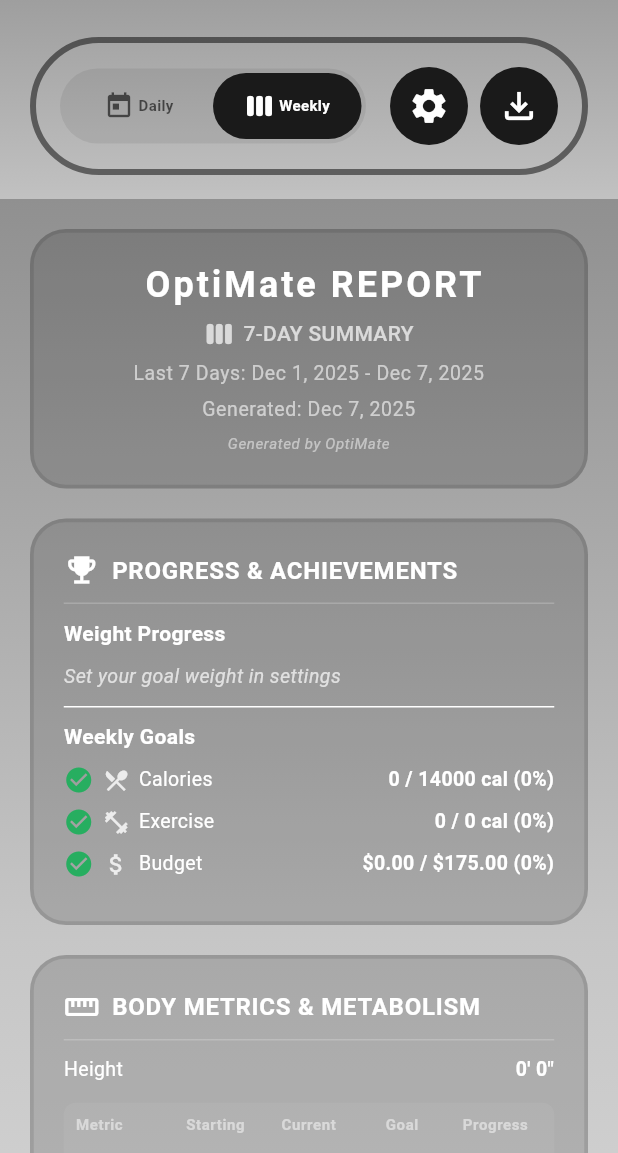
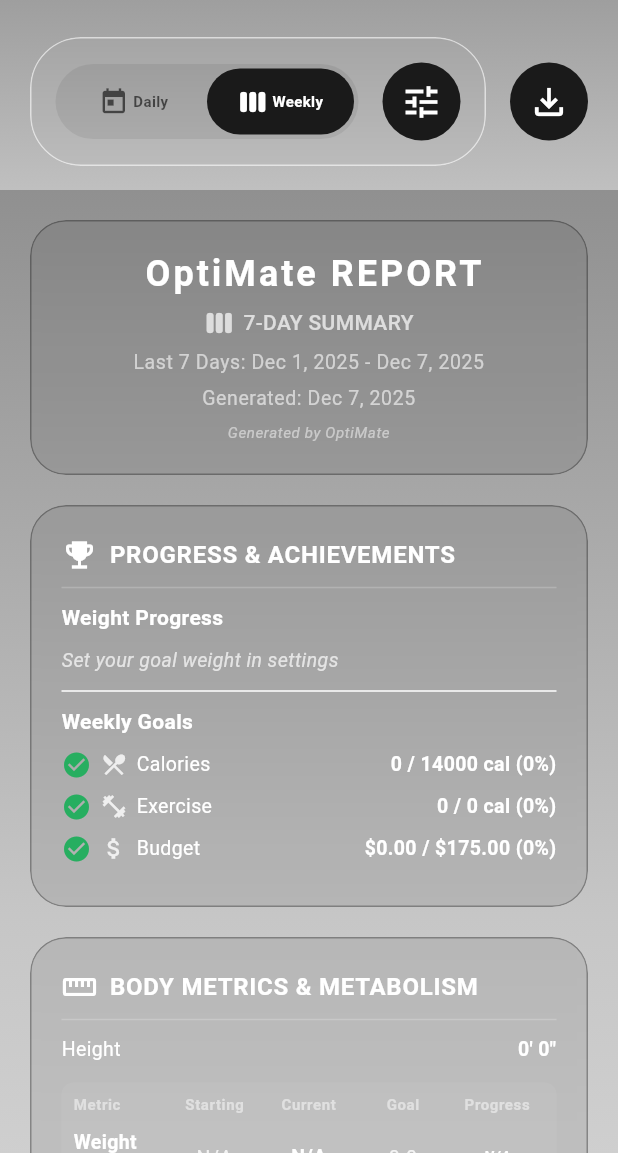
Before and after one commit to siho1117/food_cal, a Flutter app: the SummaryScreen screen opened directly, after a tap on "Weekly", on a phone screen of 412 x 824 dp, the part 83-1236 px from its top. Run offline on Flutter 3.47's test engine with Material 3 defaults, Android fonts, the phone set to English and light mode, and no system bars; drawn by our look-alikes of screenshot; our stand-ins replace fl_chart, flutter_dotenv, flutter_image_compress, flutter_slidable, image_gallery_saver, image_picker and 3 more; accounts and stored records are empty.

Commit message:
Your commit message here

````diff
--- a/lib/config/design_system/widget_theme.dart
+++ b/lib/config/design_system/widget_theme.dart
@@ -306,6 +306,60 @@ class GlassCardStyle {
   static const double backgroundTintOpacity = 0.08;
 }
 
+/// Frosted pill glassmorphism style
+///
+/// This style creates a frosted glass pill appearance with:
+/// - Light blur backdrop filter (5.0 sigma)
+/// - Fully transparent background
+/// - White semi-transparent border (0.6 opacity)
+/// - Pill-shaped border radius (34.0)
+///
+/// Used in:
+/// - Custom bottom navigation
+/// - Summary controls widget
+/// - Report sections
+///
+/// Usage example:
+/// ```dart
+/// ClipRRect(
+///   borderRadius: BorderRadius.circular(FrostedPillStyle.borderRadius),
+///   child: BackdropFilter(
+///     filter: ImageFilter.blur(
+///       sigmaX: FrostedPillStyle.blurSigma,
+///       sigmaY: FrostedPillStyle.blurSigma,
+///     ),
+///     child: Container(
+///       decoration: BoxDecoration(
+///         color: Colors.white.withValues(alpha: FrostedPillStyle.backgroundTintOpacity),
+///         borderRadius: BorderRadius.circular(FrostedPillStyle.borderRadius),
+///         border: Border.all(
+///           color: Colors.white.withValues(alpha: FrostedPillStyle.borderOpacity),
+///           width: FrostedPillStyle.borderWidth,
+///         ),
+///       ),
+///     ),
+///   ),
+/// )
+/// ```
+class FrostedPillStyle {
+  FrostedPillStyle._(); // Private constructor to prevent instantiation
+
+  /// Thin border width for delicate frosted appearance
+  static const double borderWidth = 1.0;
+
+  /// White border opacity for frosted glass effect
+  static const double borderOpacity = 0.6;
+
+  /// Light blur intensity for subtle frosted effect
+  static const double blurSigma = 5.0;
+
+  /// Fully transparent background (no tint)
+  static const double backgroundTintOpacity = 0.0;
+
+  /// Pill-shaped border radius (matches custom bottom nav)
+  static const double borderRadius = 34.0;
+}
+
 // ═══════════════════════════════════════════════════════════════
 // REPORT COLORS (WHITE BACKGROUND PROFESSIONAL STYLE)
 // ═══════════════════════════════════════════════════════════════
--- /dev/null
+++ b/lib/widgets/common/frosted_glass_card.dart
@@ -0,0 +1,100 @@
+// lib/widgets/common/frosted_glass_card.dart
+import 'package:flutter/material.dart';
+import 'dart:ui';
+import 'package:provider/provider.dart';
+import '../../config/design_system/widget_theme.dart';
+import '../../providers/theme_provider.dart';
+
+/// Reusable frosted glass card widget matching calorie_summary_widget design
+///
+/// Creates a consistent glassmorphism appearance across the app using:
+/// - Backdrop blur filter (10.0 sigma)
+/// - Subtle background tint (black with 0.08 opacity)
+/// - Theme-adaptive border color
+/// - Rounded rectangle border radius (24.0)
+///
+/// Used in:
+/// - Report sections
+/// - Summary widgets
+/// - Any widget requiring glassmorphism design
+///
+/// Example usage:
+/// ```dart
+/// FrostedGlassCard(
+///   child: Text('Content goes here'),
+///   padding: EdgeInsets.all(20),
+/// )
+/// ```
+class FrostedGlassCard extends StatelessWidget {
+  /// The child widget to display inside the frosted glass card
+  final Widget child;
+
+  /// Padding inside the card (defaults to AppWidgetTheme.spaceXL)
+  final EdgeInsets? padding;
+
+  /// Margin outside the card (defaults to horizontal spaceXL)
+  final EdgeInsets? margin;
+
+  /// Border radius (defaults to AppWidgetTheme.cardBorderRadius = 24.0)
+  final double? borderRadius;
+
+  /// Custom border color opacity (defaults to GlassCardStyle.borderOpacity = 0.3)
+  final double? borderOpacity;
+
+  /// Custom blur sigma (defaults to GlassCardStyle.blurSigma = 10.0)
+  final double? blurSigma;
+
+  const FrostedGlassCard({
+    super.key,
+    required this.child,
+    this.padding,
+    this.margin,
+    this.borderRadius,
+    this.borderOpacity,
+    this.blurSigma,
+  });
+
+  @override
+  Widget build(BuildContext context) {
+    return Consumer<ThemeProvider>(
+      builder: (context, themeProvider, _) {
+        final effectiveBorderRadius = borderRadius ?? AppWidgetTheme.cardBorderRadius;
+        final effectivePadding = padding ?? const EdgeInsets.all(AppWidgetTheme.spaceXL);
+        final effectiveMargin = margin ?? const EdgeInsets.symmetric(horizontal: AppWidgetTheme.spaceXL);
+        final effectiveBorderOpacity = borderOpacity ?? GlassCardStyle.borderOpacity;
+        final effectiveBlurSigma = blurSigma ?? GlassCardStyle.blurSigma;
+
+        // Get theme-adaptive border color
+        final borderColor = AppWidgetTheme.getBorderColor(
+          themeProvider.selectedGradient,
+          effectiveBorderOpacity,
+        );
+
+        return Container(
+          margin: effectiveMargin,
+          child: ClipRRect(
+            borderRadius: BorderRadius.circular(effectiveBorderRadius),
+            child: BackdropFilter(
+              filter: ImageFilter.blur(
+                sigmaX: effectiveBlurSigma,
+                sigmaY: effectiveBlurSigma,
+              ),
+              child: Container(
+                decoration: BoxDecoration(
+                  color: Colors.black.withValues(alpha: GlassCardStyle.backgroundTintOpacity),
+                  borderRadius: BorderRadius.circular(effectiveBorderRadius),
+                  border: Border.all(
+                    color: borderColor,
+                    width: GlassCardStyle.borderWidth,
+                  ),
+                ),
+                padding: effectivePadding,
+                child: child,
+              ),
+            ),
+          ),
+        );
+      },
+    );
+  }
+}
--- a/lib/widgets/summary/sections/base_section_widget.dart
+++ b/lib/widgets/summary/sections/base_section_widget.dart
@@ -2,6 +2,7 @@
 import 'package:flutter/material.dart';
 import '../../../config/design_system/widget_theme.dart';
 import '../../../config/design_system/typography.dart';
+import '../../common/frosted_glass_card.dart';
 
 /// Base widget for all summary report sections
 /// Glassmorphism design with frosted glass effect on gradient background
@@ -20,18 +21,7 @@ class BaseSectionWidget extends StatelessWidget {
 
   @override
   Widget build(BuildContext context) {
-    return Container(
-      width: double.infinity,
-      margin: const EdgeInsets.symmetric(horizontal: AppWidgetTheme.spaceXL),
-      padding: EdgeInsets.all(AppWidgetTheme.cardPadding.top),
-      decoration: BoxDecoration(
-        color: Colors.black.withValues(alpha: 0.15),
-        borderRadius: BorderRadius.circular(AppWidgetTheme.cardBorderRadius),
-        border: Border.all(
-          color: Colors.black.withValues(alpha: 0.10),
-          width: 2.5,
-        ),
-      ),
+    return FrostedGlassCard(
       child: Column(
         crossAxisAlignment: CrossAxisAlignment.start,
         children: [
--- a/lib/widgets/summary/sections/report_footer_section.dart
+++ b/lib/widgets/summary/sections/report_footer_section.dart
@@ -1,9 +1,8 @@
 // lib/widgets/summary/sections/report_footer_section.dart
 import 'package:flutter/material.dart';
-import 'package:provider/provider.dart';
 import '../../../config/design_system/widget_theme.dart';
 import '../../../config/design_system/typography.dart';
-import '../../../providers/theme_provider.dart';
+import '../../common/frosted_glass_card.dart';
 
 /// Report Footer Section - Disclaimer and branding
 class ReportFooterSection extends StatelessWidget {
@@ -11,50 +10,30 @@ class ReportFooterSection extends StatelessWidget {
 
   @override
   Widget build(BuildContext context) {
-    return Consumer<ThemeProvider>(
-      builder: (context, themeProvider, _) {
-        final textColor = AppWidgetTheme.getTextColor(themeProvider.selectedGradient);
-        final borderColor = AppWidgetTheme.getBorderColor(
-          themeProvider.selectedGradient,
-          AppWidgetTheme.cardBorderOpacity,
-        );
-
-        return Container(
-          width: double.infinity,
-          padding: EdgeInsets.all(AppWidgetTheme.spaceXL),
-          decoration: BoxDecoration(
-            color: Colors.transparent,
-            border: Border.all(
-              color: borderColor,
-              width: AppWidgetTheme.cardBorderWidth,
-            ),
-            borderRadius: BorderRadius.circular(AppWidgetTheme.cardBorderRadius),
-          ),
+    return FrostedGlassCard(
       child: Column(
         children: [
           Text(
             'Report generated by OptiMate v1.0',
             style: AppTypography.bodySmall.copyWith(
               fontWeight: FontWeight.w600,
-                  color: textColor,
+              color: Colors.white,
             ),
             textAlign: TextAlign.center,
           ),
-              SizedBox(height: AppWidgetTheme.spaceSM),
+          const SizedBox(height: AppWidgetTheme.spaceSM),
           Text(
             'Disclaimer: This report contains estimates based on user-provided data. '
             'Consult healthcare professionals for medical advice. Body composition '
             'estimates use standard formulas and may vary from clinical measurements.',
             style: AppTypography.bodySmall.copyWith(
               fontSize: AppWidgetTheme.fontSizeXS,
-                  color: textColor.withValues(alpha: AppWidgetTheme.opacityHigher),
+              color: Colors.white.withValues(alpha: AppWidgetTheme.opacityHigher),
             ),
             textAlign: TextAlign.center,
           ),
         ],
       ),
     );
-      },
-    );
   }
 }
--- a/lib/widgets/summary/sections/report_header_section.dart
+++ b/lib/widgets/summary/sections/report_header_section.dart
@@ -8,6 +8,7 @@ import '../../../data/models/user_profile.dart';
 import '../../../providers/theme_provider.dart';
 import '../../../utils/shared/summary_data_calculator.dart';
 import '../summary_controls_widget.dart';
+import '../../common/frosted_glass_card.dart';
 
 /// Combined Report Header + Client Info Section
 /// Glassmorphism design with frosted glass effect
@@ -27,7 +28,7 @@ class ReportHeaderSection extends StatelessWidget {
       builder: (context, themeProvider, _) {
         final now = DateTime.now();
 
-        return _buildGlassCard(
+        return FrostedGlassCard(
           child: Center(
             child: Column(
               children: [
@@ -106,23 +107,6 @@ class ReportHeaderSection extends StatelessWidget {
     );
   }
 
-  Widget _buildGlassCard({required Widget child}) {
-    return Container(
-      width: double.infinity,
-      margin: const EdgeInsets.symmetric(horizontal: AppWidgetTheme.spaceXL),
-      padding: const EdgeInsets.all(AppWidgetTheme.spaceXL),
-      decoration: BoxDecoration(
-        color: Colors.black.withValues(alpha: 0.15),
-        borderRadius: BorderRadius.circular(AppWidgetTheme.cardBorderRadius),
-        border: Border.all(
-          color: Colors.black.withValues(alpha: 0.10),
-          width: 2.5,
-        ),
-      ),
-      child: child,
-    );
-  }
-
   IconData _getPeriodIcon(SummaryPeriod period) {
     switch (period) {
       case SummaryPeriod.daily:
--- a/lib/widgets/summary/summary_controls_widget.dart
+++ b/lib/widgets/summary/summary_controls_widget.dart
@@ -1,6 +1,7 @@
 // lib/widgets/summary/summary_controls_widget.dart
 import 'package:flutter/material.dart';
 import 'package:provider/provider.dart';
+import 'dart:ui';
 import '../../config/design_system/widget_theme.dart';
 import '../../config/design_system/typography.dart';
 import '../../providers/theme_provider.dart';
@@ -38,31 +39,45 @@ class SummaryControlsWidget extends StatelessWidget {
 
         return Container(
           margin: EdgeInsets.symmetric(horizontal: AppWidgetTheme.spaceXL),
-          padding: EdgeInsets.all(AppWidgetTheme.spaceLG),
-          decoration: BoxDecoration(
-            color: Colors.transparent,
-            border: Border.all(
-              color: borderColor,
-              width: AppWidgetTheme.cardBorderWidth,
-            ),
-            borderRadius: BorderRadius.circular(AppWidgetTheme.borderRadiusXL), // Pill shape
-          ),
           child: Row(
             children: [
-              // Period Switcher
+              // Main pill container with period switcher and customize icon
               Expanded(
-                child: _buildPeriodSwitcher(textColor, borderColor),
+                child: ClipRRect(
+                  borderRadius: BorderRadius.circular(34.0),
+                  child: BackdropFilter(
+                    filter: ImageFilter.blur(sigmaX: 5, sigmaY: 5),
+                    child: Container(
+                      decoration: BoxDecoration(
+                        color: Colors.white.withValues(alpha: 0.0),
+                        borderRadius: BorderRadius.circular(34.0),
+                        border: Border.all(
+                          color: Colors.white.withValues(alpha: 0.6),
+                          width: 1,
+                        ),
+                      ),
+                      padding: EdgeInsets.all(AppWidgetTheme.spaceLG),
+                      child: Row(
+                        children: [
+                          // Period Switcher
+                          Expanded(
+                            child: _buildPeriodSwitcher(textColor, borderColor),
+                          ),
+
+                          // Settings/Customize Icon (if callback provided)
+                          if (onSettingsTap != null) ...[
+                            SizedBox(width: AppWidgetTheme.spaceLG),
+                            _buildSettingsButton(textColor),
+                          ],
+                        ],
+                      ),
+                    ),
+                  ),
+                ),
               ),
 
+              // Export Button (Outside the pill, to the right)
               SizedBox(width: AppWidgetTheme.spaceLG),
-
-              // Settings Gear Icon (if callback provided)
-              if (onSettingsTap != null) ...[
-                _buildSettingsButton(textColor),
-                SizedBox(width: AppWidgetTheme.spaceSM),
-              ],
-
-              // Export Button (Icon Only)
               _buildExportIconButton(textColor),
             ],
           ),
@@ -159,7 +174,7 @@ class SummaryControlsWidget extends StatelessWidget {
           onTap: onSettingsTap,
           child: Center(
             child: Icon(
-              Icons.settings,
+              Icons.tune,
               size: AppWidgetTheme.iconSizeLarge,
               color: iconColor,
             ),
````
Lines whose indentation alone changed are shown as unchanged.
